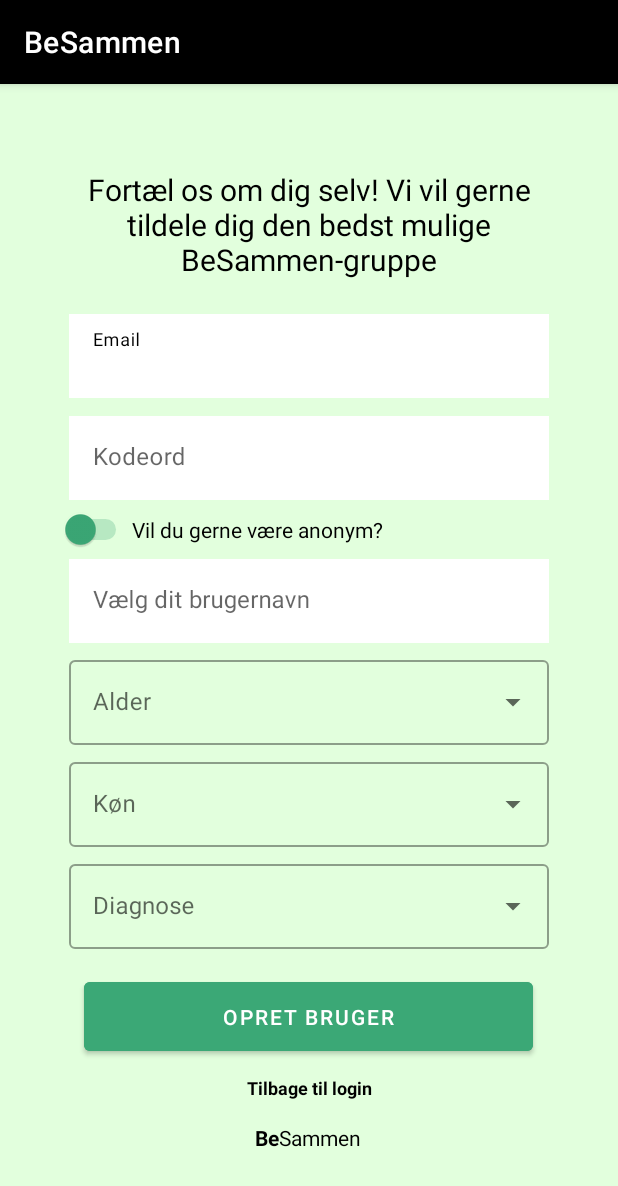
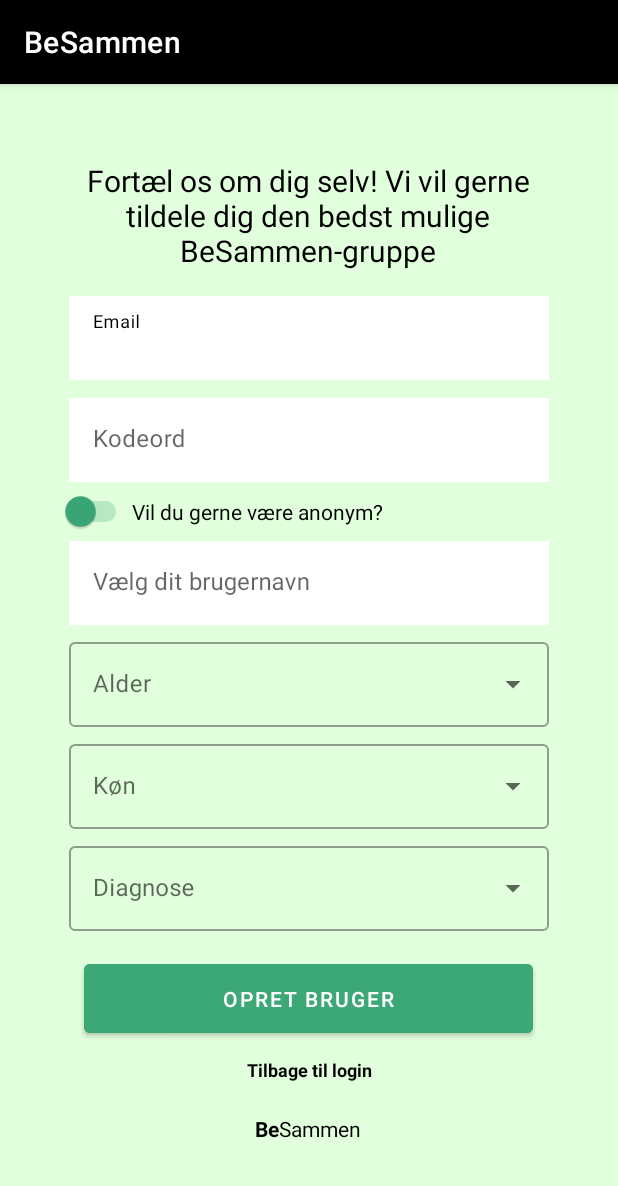
Before and after one commit to Amalie956/BeSammen, an Android app: the UserRegistration screen opened directly, with no data from a screen before it, on a phone screen of 412 x 824 dp. Shown: the top 1186 px of the screen. Run offline under Robolectric (Android 15) with nearby library versions, the phone set to English and light mode, and no system bars; our stand-ins replace Firebase (no records; nobody signed in at launch, a user with empty details on screens opened directly).

Commit message:
Rykket på bokse

```diff
--- a/app/src/main/res/layout/activity_user_events.xml
+++ b/app/src/main/res/layout/activity_user_events.xml
@@ -37,7 +37,7 @@
 
         <ImageButton
             android:id="@+id/imageViewButton7"
-            android:layout_width="138dp"
+            android:layout_width="match_parent"
             android:layout_height="match_parent"
             android:background="#E2FFDD"
             android:scaleType="fitCenter"
--- a/app/src/main/res/layout/activity_user_profile.xml
+++ b/app/src/main/res/layout/activity_user_profile.xml
@@ -21,9 +21,10 @@
         android:id="@+id/textView14"
         android:layout_width="354dp"
         android:layout_height="222dp"
-        android:layout_marginTop="44dp"
+        android:layout_marginTop="32dp"
         android:background="@drawable/about_me"
         app:layout_constraintEnd_toEndOf="parent"
+        app:layout_constraintHorizontal_bias="0.491"
         app:layout_constraintStart_toStartOf="parent"
         app:layout_constraintTop_toBottomOf="@+id/imageView2" />
 
--- a/app/src/main/res/layout/activity_user_registration.xml
+++ b/app/src/main/res/layout/activity_user_registration.xml
@@ -12,8 +12,8 @@
 
     <TextView
         android:id="@+id/textView3"
-        android:layout_width="wrap_content"
-        android:layout_height="92dp"
+        android:layout_width="318dp"
+        android:layout_height="wrap_content"
         android:layout_weight="1"
         android:gravity="center"
         android:text="@string/description_group"
```
